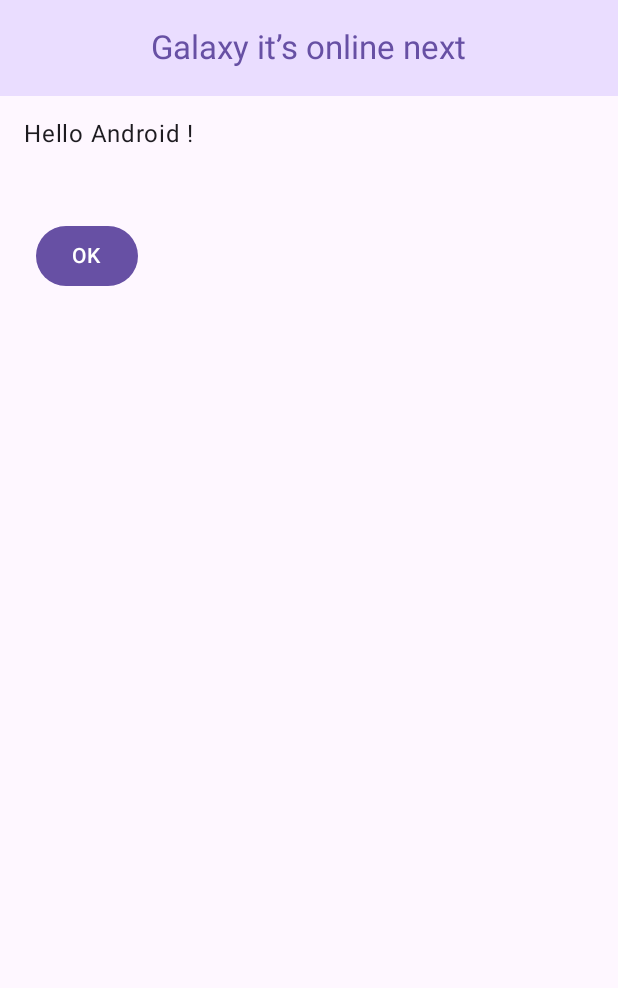
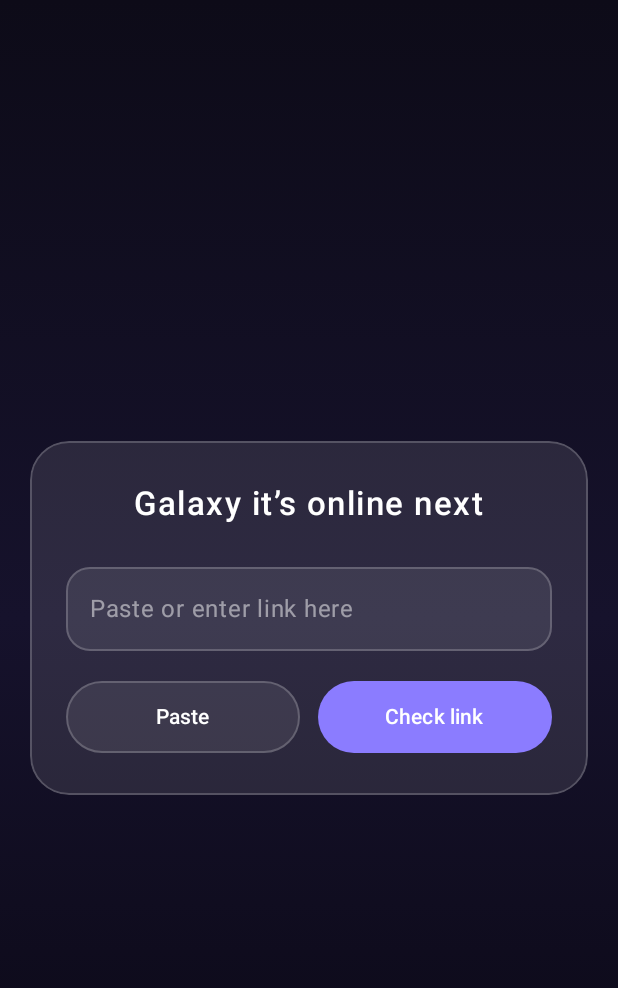
Before and after one commit to tenal970/galaxy-its-online-next, an Android app built with Jetpack Compose: the screen it shows after launch (MainActivity), on a phone screen of 412 x 824 dp. Shown: the top 988 px of the screen. Run offline under Robolectric (Android 15) with nearby library versions, the phone set to English and light mode, and no system bars; our stand-ins replace Navigation 3.

Commit message:
Add glass-style Home screen with link input, Paste and Check link

```diff
--- a/app/src/main/kotlin/com/example/galaxyitsonlinenext/ui/main/MainScreen.kt
+++ b/app/src/main/kotlin/com/example/galaxyitsonlinenext/ui/main/MainScreen.kt
@@ -1,104 +1,236 @@
 package com.example.galaxyitsonlinenext.ui.main
 
+import androidx.compose.foundation.BorderStroke
+import androidx.compose.foundation.background
+import androidx.compose.foundation.border
 import androidx.compose.foundation.layout.Arrangement
 import androidx.compose.foundation.layout.Box
 import androidx.compose.foundation.layout.Column
+import androidx.compose.foundation.layout.Row
+import androidx.compose.foundation.layout.Spacer
 import androidx.compose.foundation.layout.fillMaxSize
+import androidx.compose.foundation.layout.fillMaxWidth
+import androidx.compose.foundation.layout.height
 import androidx.compose.foundation.layout.padding
+import androidx.compose.foundation.layout.statusBarsPadding
+import androidx.compose.foundation.shape.RoundedCornerShape
+import androidx.compose.foundation.text.KeyboardActions
+import androidx.compose.foundation.text.KeyboardOptions
 import androidx.compose.material3.Button
-import androidx.compose.material3.CenterAlignedTopAppBar
-import androidx.compose.material3.CircularProgressIndicator
-import androidx.compose.material3.ExperimentalMaterial3Api
+import androidx.compose.material3.ButtonDefaults
 import androidx.compose.material3.MaterialTheme
-import androidx.compose.material3.Scaffold
+import androidx.compose.material3.OutlinedButton
+import androidx.compose.material3.OutlinedTextField
+import androidx.compose.material3.OutlinedTextFieldDefaults
 import androidx.compose.material3.Text
-import androidx.compose.material3.TopAppBarDefaults
 import androidx.compose.runtime.Composable
 import androidx.compose.runtime.getValue
+import androidx.compose.runtime.mutableStateOf
+import androidx.compose.runtime.rememberCoroutineScope
+import androidx.compose.runtime.saveable.rememberSaveable
+import androidx.compose.runtime.setValue
 import androidx.compose.ui.Alignment
 import androidx.compose.ui.Modifier
+import androidx.compose.ui.draw.clip
+import androidx.compose.ui.graphics.Brush
+import androidx.compose.ui.graphics.Color
+import androidx.compose.ui.platform.LocalClipboard
 import androidx.compose.ui.res.stringResource
+import androidx.compose.ui.text.font.FontWeight
+import androidx.compose.ui.text.input.ImeAction
+import androidx.compose.ui.text.input.KeyboardType
 import androidx.compose.ui.tooling.preview.Preview
 import androidx.compose.ui.unit.dp
-import androidx.lifecycle.compose.collectAsStateWithLifecycle
-import androidx.lifecycle.viewmodel.compose.viewModel
+import androidx.compose.ui.unit.sp
 import androidx.navigation3.runtime.NavKey
 import com.example.galaxyitsonlinenext.R
-import com.example.galaxyitsonlinenext.data.DefaultDataRepository
 import com.example.galaxyitsonlinenext.ui.theme.GalaxyItSOnlineNextTheme
+import com.example.galaxyitsonlinenext.ui.theme.GlassAccent
+import com.example.galaxyitsonlinenext.ui.theme.GlassCardBackground
+import com.example.galaxyitsonlinenext.ui.theme.GlassCardBorder
+import com.example.galaxyitsonlinenext.ui.theme.GlassInputBackground
+import com.example.galaxyitsonlinenext.ui.theme.GlassInputBorder
+import kotlinx.coroutines.launch
 
 @Composable
 fun MainScreen(
-  onItemClick: (NavKey) -> Unit,
+  onItemClick: (NavKey) -> Unit = {},
   modifier: Modifier = Modifier,
-  viewModel: MainScreenViewModel = viewModel { MainScreenViewModel(DefaultDataRepository()) },
 ) {
-  val uiState by viewModel.uiState.collectAsStateWithLifecycle()
-  when (val state = uiState) {
-    MainScreenUiState.Loading -> {
+  GlassHomeScreen(
+    modifier = modifier,
+    onCheckLink = { /* Nav or link inspect */ }
+  )
+}
+
+@Composable
+fun GlassHomeScreen(
+  modifier: Modifier = Modifier,
+  onCheckLink: (String) -> Unit = {}
+) {
+  var urlInput by rememberSaveable { mutableStateOf("") }
+  var errorMessage by rememberSaveable { mutableStateOf<String?>(null) }
+  val clipboard = LocalClipboard.current
+  val coroutineScope = rememberCoroutineScope()
+  val invalidUrlText = stringResource(R.string.home_status_invalid_url)
+
+  val darkGradient = Brush.verticalGradient(
+    colors = listOf(
+      Color(0xFF0D0B18),
+      Color(0xFF16122C),
+      Color(0xFF090712)
+    )
+  )
+
   Box(
-        modifier = modifier.fillMaxSize(),
+    modifier = modifier
+      .fillMaxSize()
+      .background(darkGradient)
+      .statusBarsPadding()
+      .padding(horizontal = 20.dp, vertical = 24.dp),
     contentAlignment = Alignment.Center
   ) {
-        CircularProgressIndicator()
+    Column(
+      modifier = Modifier
+        .fillMaxWidth()
+        .clip(RoundedCornerShape(26.dp))
+        .background(GlassCardBackground)
+        .border(BorderStroke(1.dp, GlassCardBorder), RoundedCornerShape(26.dp))
+        .padding(horizontal = 24.dp, vertical = 28.dp),
+      horizontalAlignment = Alignment.CenterHorizontally,
+      verticalArrangement = Arrangement.Center
+    ) {
+      Text(
+        text = stringResource(R.string.app_name),
+        style = MaterialTheme.typography.titleLarge.copy(
+          fontWeight = FontWeight.Medium,
+          letterSpacing = 1.sp,
+          color = Color.White
+        )
+      )
+
+      Spacer(modifier = Modifier.height(28.dp))
+
+      OutlinedTextField(
+        value = urlInput,
+        onValueChange = {
+          urlInput = it
+          if (errorMessage != null) {
+            errorMessage = null
+          }
+        },
+        modifier = Modifier.fillMaxWidth(),
+        placeholder = {
+          Text(
+            text = stringResource(R.string.home_input_placeholder),
+            color = Color.White.copy(alpha = 0.50f)
+          )
+        },
+        shape = RoundedCornerShape(16.dp),
+        singleLine = true,
+        keyboardOptions = KeyboardOptions(
+          keyboardType = KeyboardType.Uri,
+          imeAction = ImeAction.Done
+        ),
+        keyboardActions = KeyboardActions(
+          onDone = {
+            val trimmed = urlInput.trim()
+            if (trimmed.startsWith("http://") || trimmed.startsWith("https://")) {
+              onCheckLink(trimmed)
+            } else {
+              errorMessage = invalidUrlText
             }
           }
-    is MainScreenUiState.Success -> {
-      MainScreen(data = state.data, modifier = modifier)
+        ),
+        colors = OutlinedTextFieldDefaults.colors(
+          focusedContainerColor = GlassInputBackground,
+          unfocusedContainerColor = GlassInputBackground,
+          focusedTextColor = Color.White,
+          unfocusedTextColor = Color.White,
+          focusedBorderColor = GlassAccent,
+          unfocusedBorderColor = GlassInputBorder,
+          cursorColor = GlassAccent
+        )
+      )
+
+      if (errorMessage != null) {
+        Spacer(modifier = Modifier.height(10.dp))
+        Text(
+          text = errorMessage.orEmpty(),
+          color = Color(0xFFFFB4AB),
+          style = MaterialTheme.typography.bodySmall,
+          modifier = Modifier.align(Alignment.Start)
+        )
       }
-    is MainScreenUiState.Error -> {
-      Text("Error loading data: ${state.throwable.message}")
+
+      Spacer(modifier = Modifier.height(20.dp))
+
+      Row(
+        modifier = Modifier.fillMaxWidth(),
+        horizontalArrangement = Arrangement.spacedBy(12.dp)
+      ) {
+        OutlinedButton(
+          onClick = {
+            coroutineScope.launch {
+              val clipEntry = clipboard.getClipEntry()
+              val clipData = clipEntry?.clipData
+              if (clipData != null && clipData.itemCount > 0) {
+                val pasted = clipData.getItemAt(0).text?.toString()
+                if (!pasted.isNullOrBlank()) {
+                  urlInput = pasted.trim()
+                  errorMessage = null
                 }
               }
             }
-
-@OptIn(ExperimentalMaterial3Api::class)
-@Composable
-internal fun MainScreen(data: List<String>, modifier: Modifier = Modifier) {
-  Scaffold(
-    modifier = modifier,
-    topBar = {
-      CenterAlignedTopAppBar(
-        title = { Text(stringResource(R.string.app_name)) },
-        colors = TopAppBarDefaults.topAppBarColors(
-          containerColor = MaterialTheme.colorScheme.primaryContainer,
-          titleContentColor = MaterialTheme.colorScheme.primary
+          },
+          modifier = Modifier
+            .weight(1f)
+            .height(48.dp),
+          shape = RoundedCornerShape(50),
+          border = BorderStroke(1.dp, GlassCardBorder),
+          colors = ButtonDefaults.outlinedButtonColors(
+            containerColor = Color.White.copy(alpha = 0.08f),
+            contentColor = Color.White
           )
+        ) {
+          Text(
+            text = stringResource(R.string.home_btn_paste),
+            fontWeight = FontWeight.Medium
           )
         }
-  ) { innerPadding ->
 
-    // App Content
-
-    Column(
-      modifier = Modifier.padding(innerPadding),
-      verticalArrangement = Arrangement.spacedBy(8.dp)
+        Button(
+          onClick = {
+            val trimmed = urlInput.trim()
+            if (trimmed.startsWith("http://") || trimmed.startsWith("https://")) {
+              onCheckLink(trimmed)
+            } else {
+              errorMessage = invalidUrlText
+            }
+          },
+          modifier = Modifier
+            .weight(1f)
+            .height(48.dp),
+          shape = RoundedCornerShape(50),
+          colors = ButtonDefaults.buttonColors(
+            containerColor = GlassAccent,
+            contentColor = Color.White
+          )
         ) {
-      data.forEach { Greeting(it) }
-      Button(
-        modifier = Modifier.padding(24.dp, 24.dp),
-        onClick = { /* Button clicked */ }
-      ) {
-        Text("OK")
-      }
-
-      // TODO: Extend app UI with more Jetpack Compose UI elements here
-
+          Text(
+            text = stringResource(R.string.home_btn_check_link),
+            fontWeight = FontWeight.Medium
+          )
         }
       }
     }
-
-@Composable
-fun Greeting(name: String, modifier: Modifier = Modifier) {
-  Text(
-    text = "Hello $name !",
-    modifier = modifier.padding(16.dp, 16.dp),
-    style = MaterialTheme.typography.bodyLarge
-  )
+  }
 }
 
 @Preview(showBackground = true, showSystemUi = true)
 @Composable
 fun MainScreenPreview() {
-  GalaxyItSOnlineNextTheme { MainScreen(listOf("Android")) }
+  GalaxyItSOnlineNextTheme {
+    GlassHomeScreen()
   }
+}
--- a/app/src/main/kotlin/com/example/galaxyitsonlinenext/ui/theme/Theme.kt
+++ b/app/src/main/kotlin/com/example/galaxyitsonlinenext/ui/theme/Theme.kt
@@ -24,17 +24,25 @@ import androidx.compose.material3.dynamicDarkColorScheme
 import androidx.compose.material3.dynamicLightColorScheme
 import androidx.compose.material3.lightColorScheme
 import androidx.compose.runtime.Composable
+import androidx.compose.ui.graphics.Color
 import androidx.compose.ui.platform.LocalContext
 
+// Glass UI tokens
+val GlassAccent = Color(0xFF8B7CFF)
+val GlassCardBackground = Color(0xFFFFFFFF).copy(alpha = 0.10f)
+val GlassCardBorder = Color(0xFFFFFFFF).copy(alpha = 0.20f)
+val GlassInputBackground = Color(0xFFFFFFFF).copy(alpha = 0.08f)
+val GlassInputBorder = Color(0xFFFFFFFF).copy(alpha = 0.20f)
+
 private val DarkColorScheme = darkColorScheme(
-    primary = primaryDark,
+    primary = GlassAccent,
     primaryContainer = primaryContainerDark,
     secondary = secondaryDark,
     tertiary = tertiaryDark
 )
 
 private val LightColorScheme = lightColorScheme(
-    primary = primaryLight,
+    primary = GlassAccent,
     primaryContainer = primaryContainerLight,
     secondary = secondaryLight,
     tertiary = tertiaryLight
--- a/app/src/main/res/values/strings.xml
+++ b/app/src/main/res/values/strings.xml
@@ -1,3 +1,7 @@
 <resources>
     <string name="app_name">Galaxy it’s online next</string>
+    <string name="home_input_placeholder">Paste or enter link here</string>
+    <string name="home_btn_paste">Paste</string>
+    <string name="home_btn_check_link">Check link</string>
+    <string name="home_status_invalid_url">Please enter a valid link</string>
 </resources>
```
Also changed, not shown: 1 other file. Lines whose indentation alone changed are shown as unchanged.
